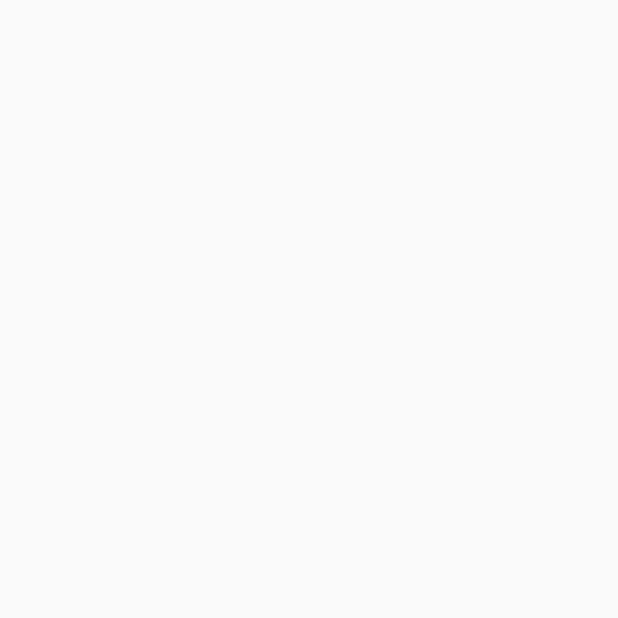
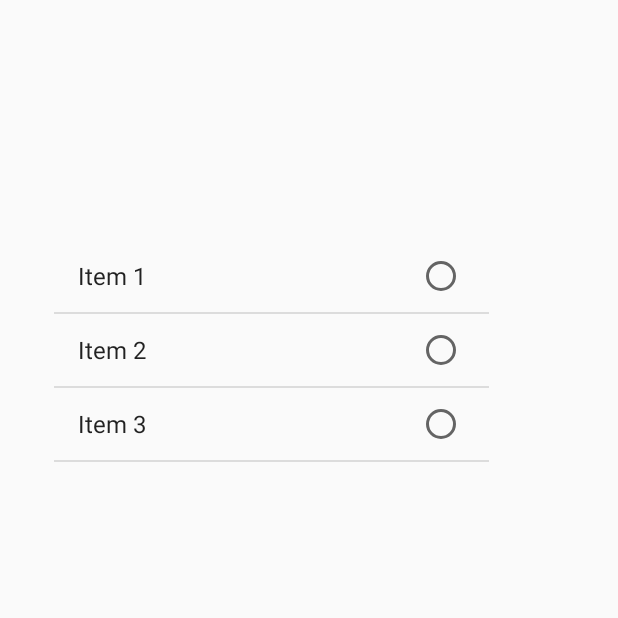
Before and after one commit to lirangazer/PrasonalHealthAssistance, an Android app: the HealthActivity screen opened directly, with no data from a screen before it, on a phone screen of 412 x 824 dp, the top half of it. Before the commit the part shown is empty. Run offline under Robolectric (Android 15) with nearby library versions, the phone set to English and light mode, and no system bars.

Commit message:
13/2/21 : new layout for activity_health.xml new java Adapter class

```diff
--- a/app/src/main/java/com/example/prasonalhealthassistance/HealthActivity.java
+++ b/app/src/main/java/com/example/prasonalhealthassistance/HealthActivity.java
@@ -1,6 +1,8 @@
 package com.example.prasonalhealthassistance;
 
 import android.os.Bundle;
+import android.widget.ArrayAdapter;
+import android.widget.ListView;
 
 import androidx.appcompat.app.AppCompatActivity;
 
@@ -10,5 +12,11 @@ public class HealthActivity extends AppCompatActivity {
     protected void onCreate(Bundle savedInstanceState) {
         super.onCreate(savedInstanceState);
         setContentView(R.layout.activity_health);
+        ArrayAdapter adapter = new ArrayAdapter(this,android.R.layout.simple_list_item_single_choice);
+        ListView list = (ListView) findViewById(R.id.listview1);
+        adapter.add("Item 1");
+        adapter.add("Item 2");
+        adapter.add("Item 3");
+        list.setAdapter(adapter);
     }
 }
--- a/app/src/main/res/layout/activity_health.xml
+++ b/app/src/main/res/layout/activity_health.xml
@@ -6,4 +6,18 @@
     android:layout_height="match_parent"
     tools:context=".HealthActivity">
 
+
+    <ListView
+        android:id="@+id/listview1"
+        android:layout_width="290dp"
+        android:layout_height="176dp"
+        android:layout_marginStart="36dp"
+        android:layout_marginLeft="36dp"
+        android:layout_marginTop="160dp"
+        app:layout_constraintStart_toStartOf="parent"
+        app:layout_constraintTop_toTopOf="parent">
+     </ListView>
+
+
+
 </androidx.constraintlayout.widget.ConstraintLayout>
--- a/app/src/main/res/values/strings.xml
+++ b/app/src/main/res/values/strings.xml
@@ -16,4 +16,6 @@
     <string name="logo_main">logo main</string>
     <string name="health_button">health button</string>
     <string name="fitness_button">fitness button</string>
+    <string name="fitness">fitness</string>
+    <string name="health">health</string>
 </resources>
```
Also changed, not shown: app/src/main/java/com/example/prasonalhealthassistance/MyAdapter.java (added, +12 -0 lines), app/src/main/res/layout/activity_fitness.xml (+12 -0 lines), app/src/main/res/layout/listviwe_item.xml (added, +45 -0 lines).
